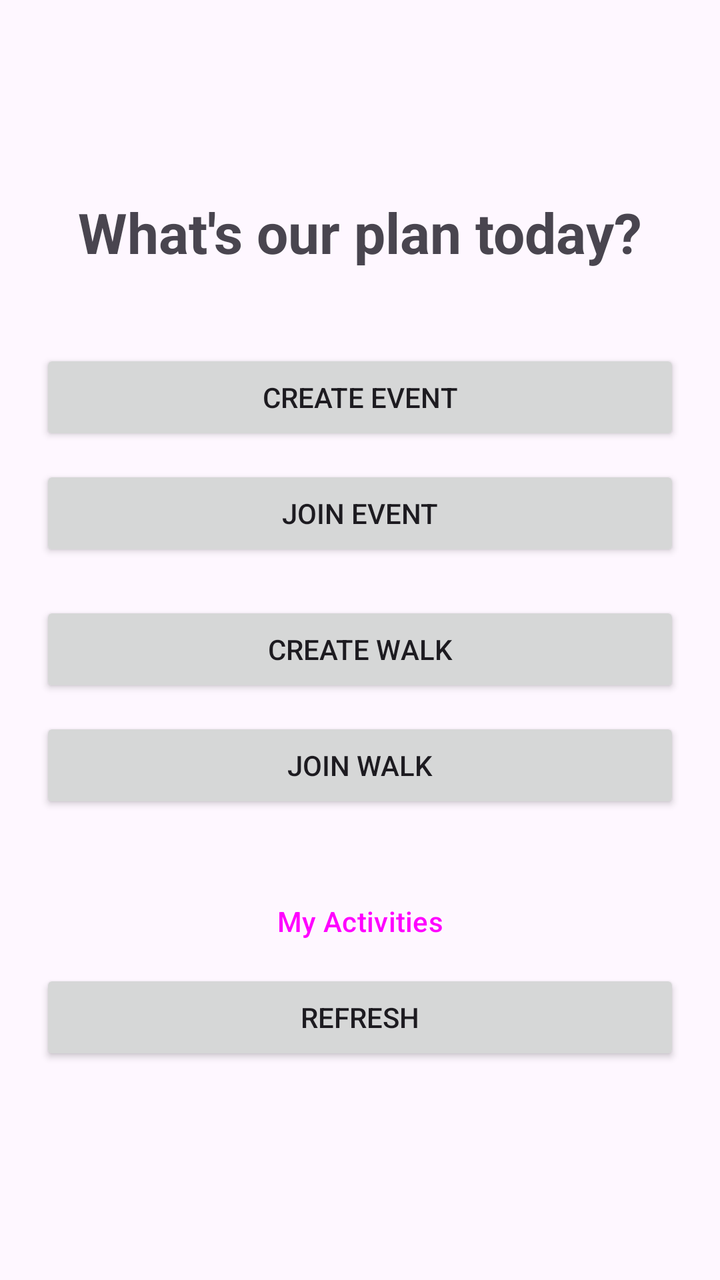
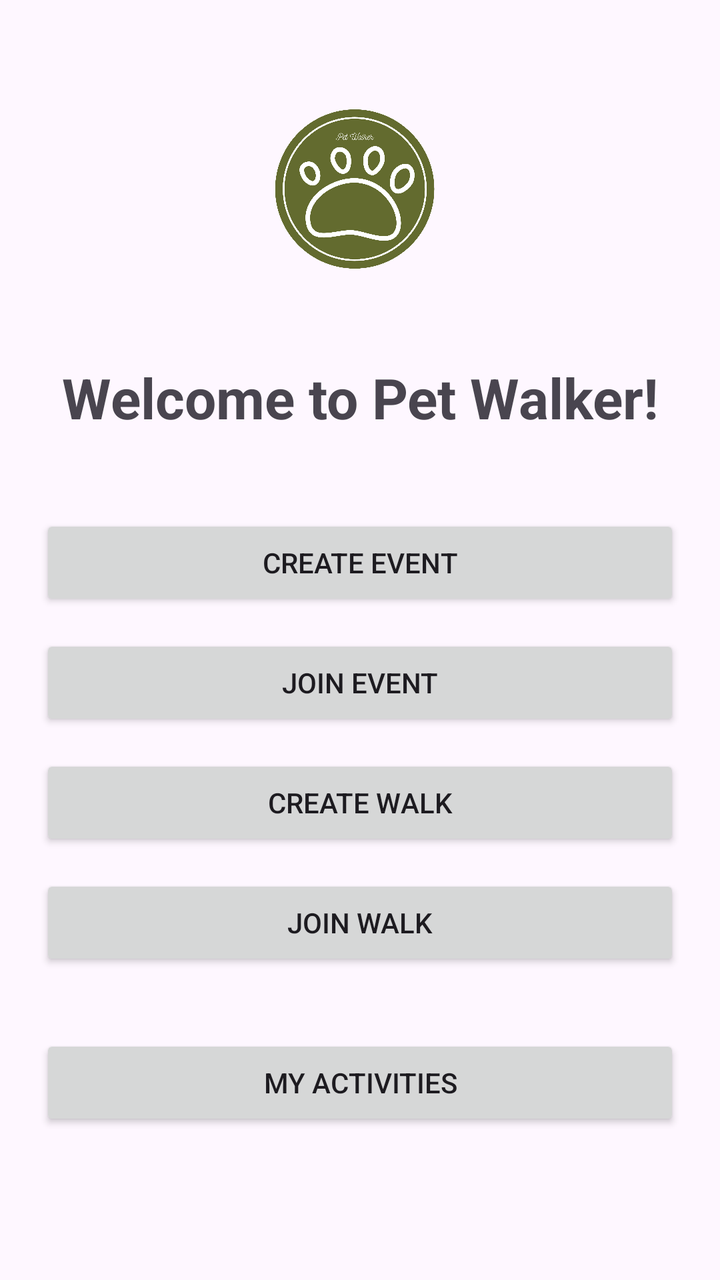

Two renders of the same Android screen: before a commit and after it. Below are the layout's source before the change and the commit's diff.
<!-- AndroidManifest.xml: application theme Theme.COSC341_Step4 -->
<!-- res/layout/fragment_event_walk_profile.xml -->
<?xml version="1.0" encoding="utf-8"?>
<LinearLayout xmlns:android="http://schemas.android.com/apk/res/android"
    xmlns:app="http://schemas.android.com/apk/res-auto"
    android:layout_width="match_parent"
    android:layout_height="match_parent"
    android:orientation="vertical"
    android:padding="20dp"
    android:gravity="center">

    <TextView
        android:layout_width="wrap_content"
        android:layout_height="wrap_content"
        android:text="What's our plan today?"
        android:textSize="28sp"
        android:textStyle="bold"
        android:layout_marginBottom="40dp" />

    <Button
        android:id="@+id/btn_create_event"
        android:layout_width="match_parent"
        android:layout_height="wrap_content"
        android:text="Create Event"
        android:layout_marginBottom="10dp" />

    <Button
        android:id="@+id/btn_join_event"
        android:layout_width="match_parent"
        android:layout_height="wrap_content"
        android:text="Join Event"
        android:layout_marginBottom="20dp" />

    <Button
        android:id="@+id/btn_create_walk"
        android:layout_width="match_parent"
        android:layout_height="wrap_content"
        android:text="Create Walk"
        android:layout_marginBottom="10dp" />

    <Button
        android:id="@+id/btn_join_walk"
        android:layout_width="match_parent"
        android:layout_height="wrap_content"
        android:text="Join Walk"
        android:layout_marginBottom="30dp" />

    <Button
        android:id="@+id/btn_my_activities"
        android:layout_width="match_parent"
        android:layout_height="wrap_content"
        android:text="My Activities"
        style="@style/Widget.Material3.Button.OutlinedButton" />

    <Button
        android:id="@+id/btn_refresh"
        android:layout_width="match_parent"
        android:layout_height="wrap_content"
        android:text="Refresh"
        android:layout_marginBottom="10dp" />

</LinearLayout>
<!-- resources referenced by this layout -->
<resources>
  <style name="Theme.COSC341_Step4" parent="Base.Theme.COSC341_Step4" />
  <style name="Base.Theme.COSC341_Step4" parent="Theme.Material3.DayNight.NoActionBar">
          
          
      </style>
</resources>

<!-- the commit's change to res/layout/fragment_event_walk_profile.xml (unified diff, before → after) -->
@@ -1,60 +1,64 @@
 <?xml version="1.0" encoding="utf-8"?>
 <LinearLayout xmlns:android="http://schemas.android.com/apk/res/android"
-    xmlns:app="http://schemas.android.com/apk/res-auto"
     android:layout_width="match_parent"
     android:layout_height="match_parent"
     android:orientation="vertical"
-    android:padding="20dp"
-    android:gravity="center">
+    android:padding="20dp">
 
+    
+    <ImageView
+        android:id="@+id/image_pet"
+        android:layout_width="120dp"
+        android:layout_height="120dp"
+        android:src="@drawable/petwalker"
+        android:layout_gravity="center"
+        android:layout_marginTop="20dp"
+        android:layout_marginBottom="20dp" />
+
+    
     <TextView
-        android:layout_width="wrap_content"
+        android:layout_width="match_parent"
         android:layout_height="wrap_content"
-        android:text="What's our plan today?"
+        android:text="Welcome to Pet Walker!"
         android:textSize="28sp"
         android:textStyle="bold"
+        android:gravity="center"
         android:layout_marginBottom="40dp" />
 
+    
     <Button
         android:id="@+id/btn_create_event"
         android:layout_width="match_parent"
         android:layout_height="wrap_content"
         android:text="Create Event"
-        android:layout_marginBottom="10dp" />
+        android:layout_marginBottom="12dp" />
 
     <Button
         android:id="@+id/btn_join_event"
         android:layout_width="match_parent"
         android:layout_height="wrap_content"
         android:text="Join Event"
-        android:layout_marginBottom="20dp" />
+        android:layout_marginBottom="12dp" />
 
     <Button
         android:id="@+id/btn_create_walk"
         android:layout_width="match_parent"
         android:layout_height="wrap_content"
         android:text="Create Walk"
-        android:layout_marginBottom="10dp" />
+        android:layout_marginBottom="12dp" />
 
     <Button
         android:id="@+id/btn_join_walk"
         android:layout_width="match_parent"
         android:layout_height="wrap_content"
         android:text="Join Walk"
-        android:layout_marginBottom="30dp" />
+        android:layout_marginBottom="12dp" />
 
     <Button
         android:id="@+id/btn_my_activities"
         android:layout_width="match_parent"
         android:layout_height="wrap_content"
         android:text="My Activities"
-        style="@style/Widget.Material3.Button.OutlinedButton" />
-
-    <Button
-        android:id="@+id/btn_refresh"
-        android:layout_width="match_parent"
-        android:layout_height="wrap_content"
-        android:text="Refresh"
-        android:layout_marginBottom="10dp" />
+        android:layout_marginTop="20dp" />
 
 </LinearLayout>
<!-- resource entries referenced after the edit -->
@@ -1,5 +1,6 @@
 <!-- resources referenced by this layout -->
 <resources>
+  <!-- drawable petwalker: png bitmap (drawable, 131930 bytes) -->
   <style name="Theme.COSC341_Step4" parent="Base.Theme.COSC341_Step4" />
   <style name="Base.Theme.COSC341_Step4" parent="Theme.Material3.DayNight.NoActionBar">
           
